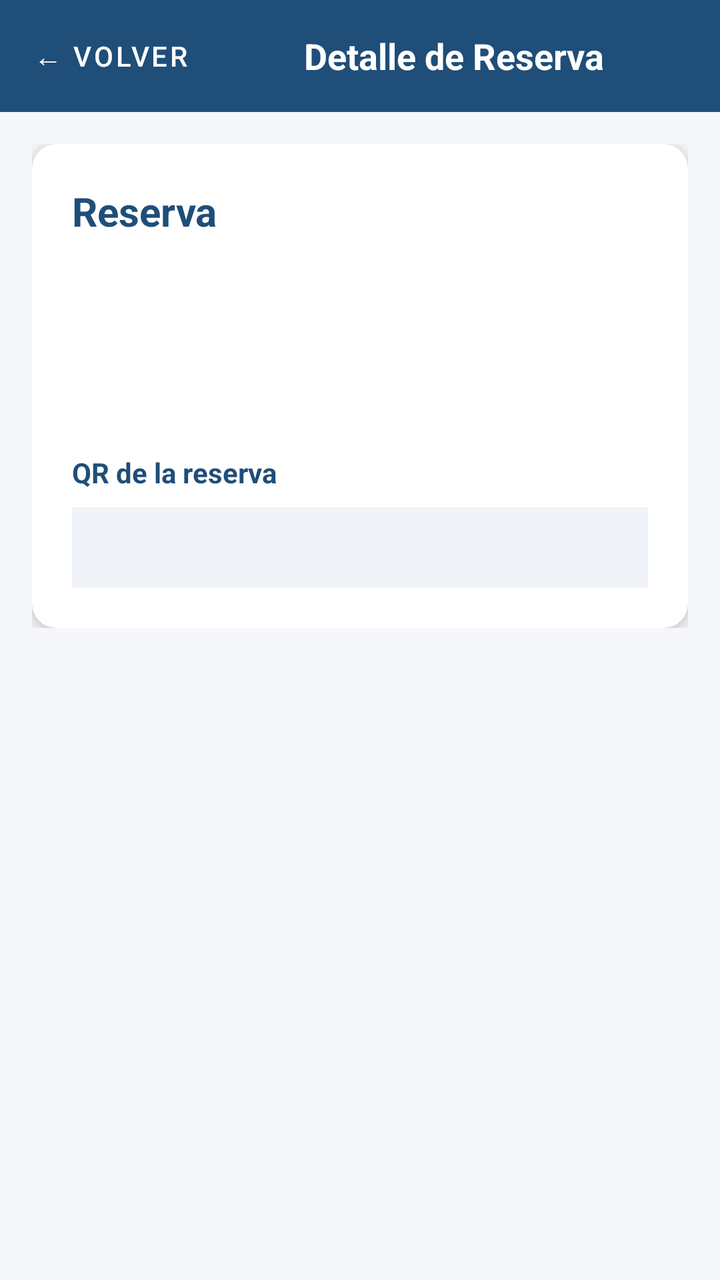
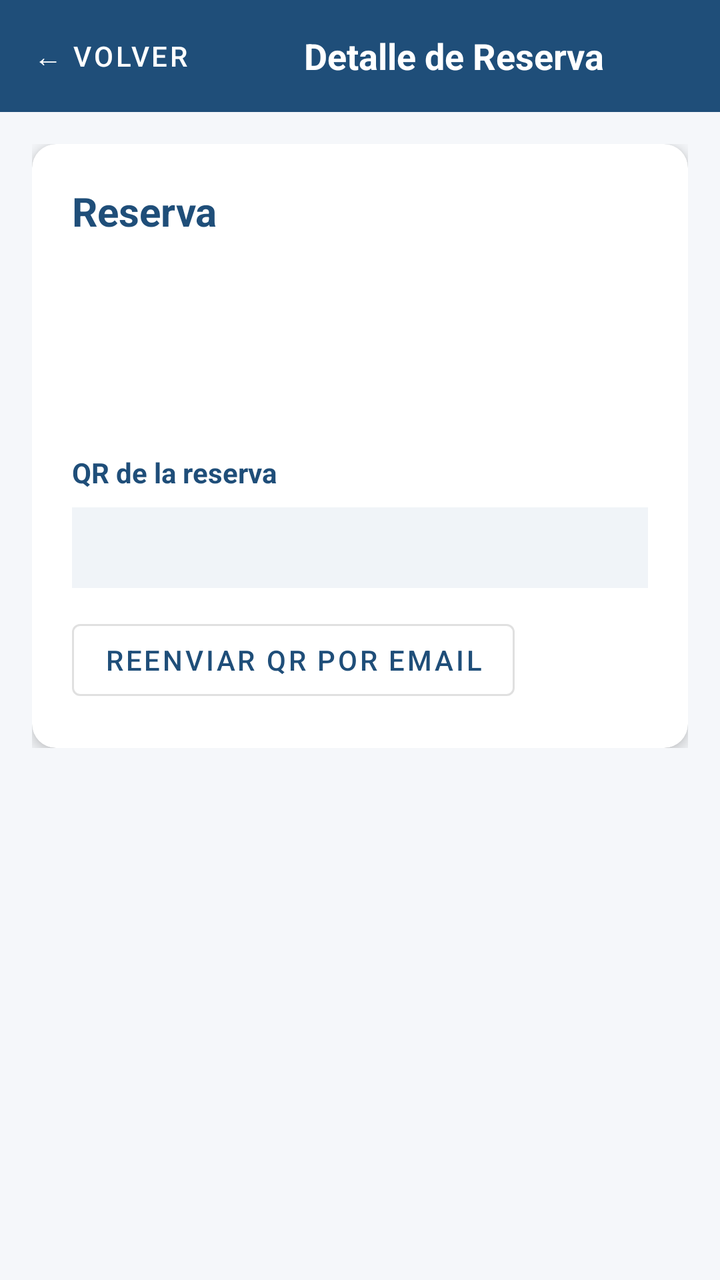

Before-and-after screenshots of an Android layout around one commit, followed by the original layout XML and the change that was made.
<!-- AndroidManifest.xml: application theme Theme.EscapeManager -->
<!-- res/layout/fragment_booking_detail.xml -->
<?xml version="1.0" encoding="utf-8"?>
<LinearLayout xmlns:android="http://schemas.android.com/apk/res/android"
    xmlns:app="http://schemas.android.com/apk/res-auto"
    android:layout_width="match_parent"
    android:layout_height="match_parent"
    android:orientation="vertical"
    android:background="@color/background">

    
    <LinearLayout
        android:layout_width="match_parent"
        android:layout_height="56dp"
        android:orientation="horizontal"
        android:gravity="center_vertical"
        android:background="@color/primary"
        android:padding="8dp">

        <com.google.android.material.button.MaterialButton
            android:id="@+id/btnBack"
            style="@style/Widget.MaterialComponents.Button.TextButton"
            android:layout_width="wrap_content"
            android:layout_height="wrap_content"
            android:text="← Volver"
            android:textColor="@color/white" />

        <TextView
            android:layout_width="0dp"
            android:layout_height="wrap_content"
            android:layout_weight="1"
            android:text="Detalle de Reserva"
            android:textSize="18sp"
            android:textStyle="bold"
            android:textColor="@color/white"
            android:gravity="center" />
    </LinearLayout>

    <ScrollView
        android:layout_width="match_parent"
        android:layout_height="match_parent">

        <LinearLayout
            android:layout_width="match_parent"
            android:layout_height="wrap_content"
            android:orientation="vertical"
            android:padding="16dp">

            <com.google.android.material.card.MaterialCardView
                android:layout_width="match_parent"
                android:layout_height="wrap_content"
                app:cardCornerRadius="12dp"
                app:cardElevation="4dp">

                <LinearLayout
                    android:layout_width="match_parent"
                    android:layout_height="wrap_content"
                    android:orientation="vertical"
                    android:padding="20dp">

                    <TextView
                        android:id="@+id/tvBookingId"
                        android:layout_width="wrap_content"
                        android:layout_height="wrap_content"
                        android:text="Reserva"
                        android:textSize="20sp"
                        android:textStyle="bold"
                        android:textColor="@color/primary"
                        android:layout_marginBottom="16dp" />

                    <TextView
                        android:id="@+id/tvGroupName"
                        android:layout_width="wrap_content"
                        android:layout_height="wrap_content"
                        android:textSize="16sp"
                        android:textColor="@color/text_primary"
                        android:layout_marginBottom="8dp" />

                    <TextView
                        android:id="@+id/tvDetails"
                        android:layout_width="wrap_content"
                        android:layout_height="wrap_content"
                        android:textSize="14sp"
                        android:textColor="@color/text_secondary"
                        android:lineSpacingExtra="4dp" />

                    <TextView
                        android:id="@+id/tvStatus"
                        android:layout_width="wrap_content"
                        android:layout_height="wrap_content"
                        android:textSize="14sp"
                        android:textColor="@color/text_primary"
                        android:layout_marginTop="8dp" />

                    <TextView
                        android:layout_width="wrap_content"
                        android:layout_height="wrap_content"
                        android:text="QR de la reserva"
                        android:textSize="14sp"
                        android:textStyle="bold"
                        android:textColor="@color/primary"
                        android:layout_marginTop="16dp"
                        android:layout_marginBottom="8dp" />

                    <TextView
                        android:id="@+id/tvQrToken"
                        android:layout_width="match_parent"
                        android:layout_height="wrap_content"
                        android:textSize="12sp"
                        android:textColor="@color/text_secondary"
                        android:fontFamily="monospace"
                        android:background="#F0F4F8"
                        android:padding="12dp" />
                </LinearLayout>
            </com.google.android.material.card.MaterialCardView>
        </LinearLayout>
    </ScrollView>
</LinearLayout>
<!-- resources referenced by this layout -->
<resources>
  <color name="background">#F5F7FA</color>
  <color name="primary">#1F4E79</color>
  <color name="text_primary">#1A1A2E</color>
  <color name="text_secondary">#4A4A6A</color>
  <color name="white">#FFFFFF</color>
  <style name="Theme.EscapeManager" parent="Theme.MaterialComponents.DayNight.NoActionBar">
          <item name="colorPrimary">@color/primary</item>
          <item name="colorPrimaryVariant">@color/primary_dark</item>
          <item name="colorSecondary">@color/secondary</item>
          <item name="colorSurface">@color/surface</item>
          <item name="android:colorBackground">@color/background</item>
          <item name="colorError">@color/error</item>
          <item name="android:windowBackground">@color/background</item>
          <item name="bottomNavigationStyle">@style/Widget.EscapeManager.BottomNav</item>
          <item name="android:textColor">@color/text_primary</item>
          <item name="android:textColorSecondary">@color/text_secondary</item>
          <item name="android:textColorHint">#888888</item>
          <item name="android:editTextColor">@color/text_primary</item>
          <item name="editTextColor">@color/text_primary</item>
          <item name="boxStrokeColor">@color/primary</item>
          <item name="hintTextColor">@color/text_secondary</item>
          <item name="textInputStyle">@style/Widget.EscapeManager.TextInputLayout</item>
      </style>
  <color name="primary_dark">#163A5F</color>
  <color name="secondary">#2E75B6</color>
  <color name="surface">#FFFFFF</color>
  <color name="error">#D32F2F</color>
  <style name="Widget.EscapeManager.BottomNav" parent="Widget.MaterialComponents.BottomNavigationView">
          <item name="android:background">@color/white</item>
          <item name="itemIconTint">@color/primary</item>
          <item name="itemTextColor">@color/primary</item>
          <item name="labelVisibilityMode">labeled</item>
      </style>
  <style name="Widget.EscapeManager.TextInputLayout" parent="Widget.MaterialComponents.TextInputLayout.OutlinedBox">
          <item name="boxStrokeColor">@color/primary</item>
          <item name="hintTextColor">@color/text_secondary</item>
          <item name="android:textColorHint">@color/text_secondary</item>
      </style>
</resources>

<!-- the commit's change to res/layout/fragment_booking_detail.xml (unified diff, before → after) -->
@@ -109,6 +109,30 @@
                         android:fontFamily="monospace"
                         android:background="#F0F4F8"
                         android:padding="12dp" />
+
+                    <com.google.android.material.button.MaterialButton
+                        android:id="@+id/btnResendQr"
+                        android:layout_width="wrap_content"
+                        android:layout_height="wrap_content"
+                        android:layout_marginTop="12dp"
+                        android:text="Reenviar QR por email"
+                        style="@style/Widget.MaterialComponents.Button.OutlinedButton" />
+
+                    <LinearLayout
+                        android:id="@+id/layoutStatusButtons"
+                        android:layout_width="match_parent"
+                        android:layout_height="wrap_content"
+                        android:orientation="horizontal"
+                        android:layout_marginTop="12dp"
+                        android:visibility="gone">
+
+                        <com.google.android.material.button.MaterialButton
+                            android:id="@+id/btnCancelBooking"
+                            style="@style/Widget.MaterialComponents.Button.OutlinedButton"
+                            android:layout_width="match_parent"
+                            android:layout_height="wrap_content"
+                            android:text="Cancelar" />
+                    </LinearLayout>
                 </LinearLayout>
             </com.google.android.material.card.MaterialCardView>
         </LinearLayout>
